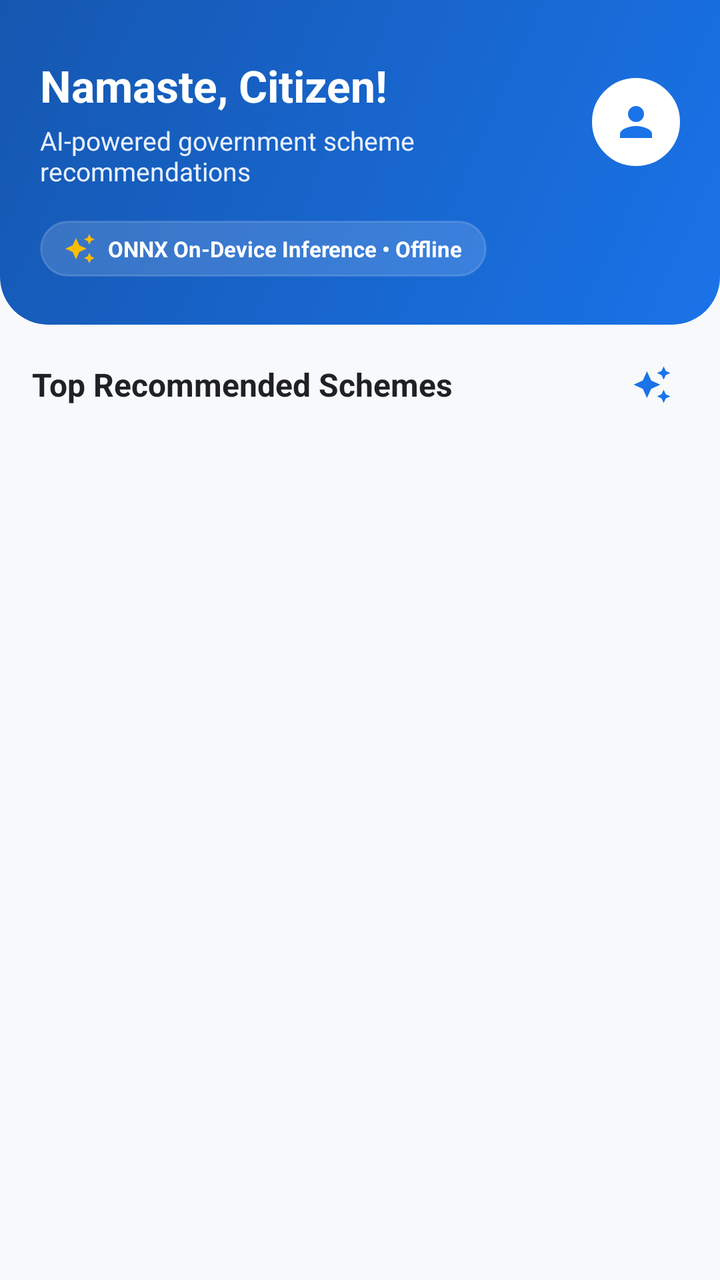
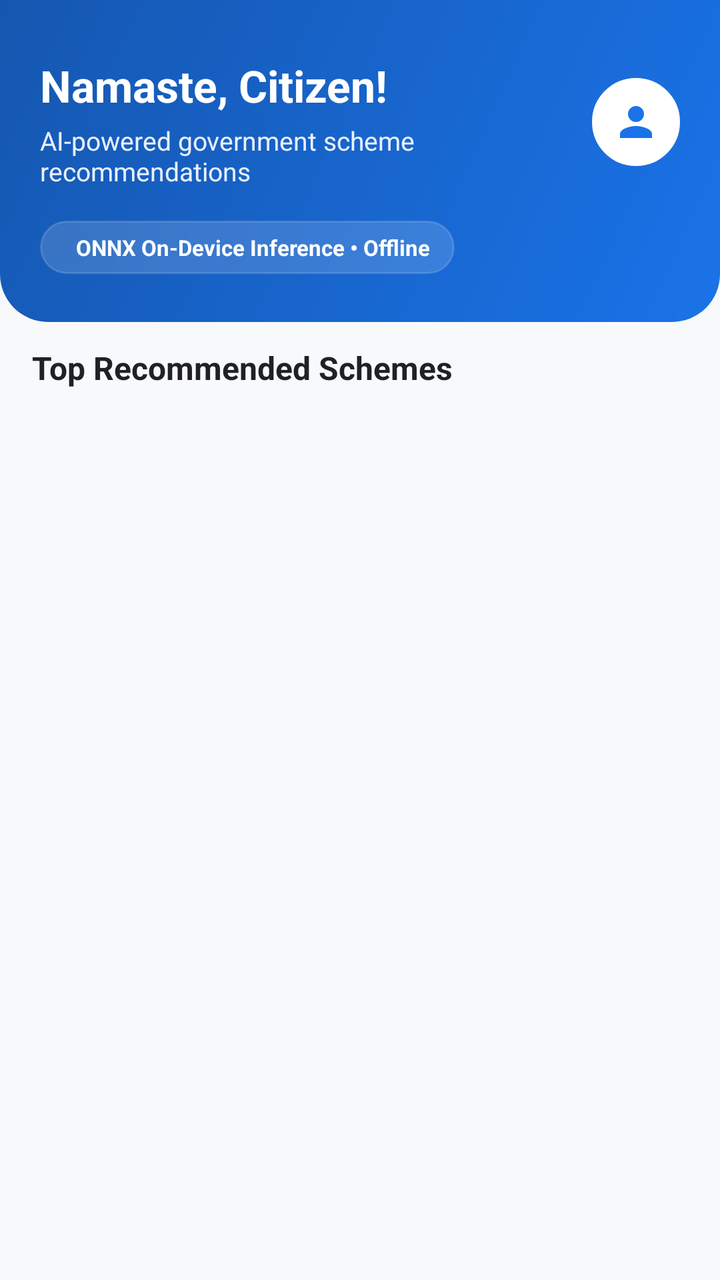

Before-and-after screenshots of an Android layout around one commit, followed by the original layout XML and the change that was made.
<!-- AndroidManifest.xml: application theme Theme.Yojnika -->
<!-- res/layout/fragment_home.xml -->
<?xml version="1.0" encoding="utf-8"?>
<androidx.coordinatorlayout.widget.CoordinatorLayout xmlns:android="http://schemas.android.com/apk/res/android"
    xmlns:app="http://schemas.android.com/apk/res-auto"
    android:layout_width="match_parent"
    android:layout_height="match_parent"
    android:background="@color/background">

    <LinearLayout
        android:layout_width="match_parent"
        android:layout_height="match_parent"
        android:orientation="vertical">

        
        <LinearLayout
            android:layout_width="match_parent"
            android:layout_height="wrap_content"
            android:background="@drawable/bg_gradient_header"
            android:orientation="vertical"
            android:paddingStart="20dp"
            android:paddingTop="28dp"
            android:paddingEnd="20dp"
            android:paddingBottom="24dp">

            <LinearLayout
                android:layout_width="match_parent"
                android:layout_height="wrap_content"
                android:gravity="center_vertical"
                android:orientation="horizontal">

                <LinearLayout
                    android:layout_width="0dp"
                    android:layout_height="wrap_content"
                    android:layout_weight="1"
                    android:orientation="vertical">

                    <TextView
                        android:id="@+id/tvHomeGreeting"
                        android:layout_width="wrap_content"
                        android:layout_height="wrap_content"
                        android:text="Namaste, Citizen!"
                        android:textColor="@color/white"
                        android:textSize="22sp"
                        android:textStyle="bold" />

                    <TextView
                        android:id="@+id/tvHomeSubtitle"
                        android:layout_width="wrap_content"
                        android:layout_height="wrap_content"
                        android:layout_marginTop="4dp"
                        android:text="AI-powered government scheme recommendations"
                        android:textColor="@color/primary_light"
                        android:textSize="13sp" />

                </LinearLayout>

                <ImageView
                    android:id="@+id/btnQuickProfile"
                    android:layout_width="44dp"
                    android:layout_height="44dp"
                    android:background="@drawable/bg_avatar_circle"
                    android:backgroundTint="@color/white"
                    android:contentDescription="@string/profile_title"
                    android:padding="10dp"
                    android:src="@drawable/ic_profile"
                    app:tint="@color/primary" />

            </LinearLayout>

            
            <LinearLayout
                android:layout_width="wrap_content"
                android:layout_height="wrap_content"
                android:layout_marginTop="16dp"
                android:background="@drawable/bg_tag"
                android:backgroundTint="#26FFFFFF"
                android:gravity="center_vertical"
                android:paddingStart="12dp"
                android:paddingTop="6dp"
                android:paddingEnd="12dp"
                android:paddingBottom="6dp">

                <ImageView
                    android:layout_width="16dp"
                    android:layout_height="16dp"
                    android:contentDescription="AI"
                    android:src="@drawable/ic_sparkles"
                    app:tint="@color/accent" />

                <TextView
                    android:id="@+id/tvMlEngineStatus"
                    android:layout_width="wrap_content"
                    android:layout_height="wrap_content"
                    android:layout_marginStart="6dp"
                    android:text="ONNX On-Device Inference • Offline"
                    android:textColor="@color/white"
                    android:textSize="11sp"
                    android:textStyle="bold" />

            </LinearLayout>

        </LinearLayout>

        
        <com.google.android.material.card.MaterialCardView
            android:id="@+id/cardProfileWarning"
            android:layout_width="match_parent"
            android:layout_height="wrap_content"
            android:layout_margin="16dp"
            android:visibility="gone"
            app:cardBackgroundColor="@color/accent_light"
            app:cardCornerRadius="12dp"
            app:cardElevation="1dp"
            app:strokeColor="@color/accent"
            app:strokeWidth="1dp">

            <LinearLayout
                android:layout_width="match_parent"
                android:layout_height="wrap_content"
                android:gravity="center_vertical"
                android:orientation="horizontal"
                android:padding="12dp">

                <ImageView
                    android:layout_width="28dp"
                    android:layout_height="28dp"
                    android:contentDescription="Warning"
                    android:src="@drawable/ic_info"
                    app:tint="@color/accent_dark" />

                <TextView
                    android:layout_width="0dp"
                    android:layout_height="wrap_content"
                    android:layout_marginStart="10dp"
                    android:layout_weight="1"
                    android:text="@string/profile_incomplete_warning"
                    android:textColor="@color/text_primary"
                    android:textSize="12sp" />

                <com.google.android.material.button.MaterialButton
                    android:id="@+id/btnSetupProfile"
                    style="@style/Widget.MaterialComponents.Button.TextButton"
                    android:layout_width="wrap_content"
                    android:layout_height="wrap_content"
                    android:text="Set Up"
                    android:textColor="@color/primary"
                    android:textSize="12sp"
                    android:textStyle="bold" />

            </LinearLayout>
        </com.google.android.material.card.MaterialCardView>

        
        <LinearLayout
            android:layout_width="match_parent"
            android:layout_height="wrap_content"
            android:gravity="center_vertical"
            android:orientation="horizontal"
            android:paddingStart="16dp"
            android:paddingTop="12dp"
            android:paddingEnd="16dp"
            android:paddingBottom="8dp">

            <TextView
                android:id="@+id/tvSectionTitle"
                android:layout_width="0dp"
                android:layout_height="wrap_content"
                android:layout_weight="1"
                android:text="Top Recommended Schemes"
                android:textColor="@color/text_primary"
                android:textSize="16sp"
                android:textStyle="bold" />

            <ImageView
                android:id="@+id/btnRefreshRecs"
                android:layout_width="36dp"
                android:layout_height="36dp"
                android:background="?attr/selectableItemBackgroundBorderless"
                android:contentDescription="@string/refresh_recommendations"
                android:padding="8dp"
                android:src="@drawable/ic_sparkles"
                app:tint="@color/primary" />

        </LinearLayout>

        
        <FrameLayout
            android:layout_width="match_parent"
            android:layout_height="0dp"
            android:layout_weight="1">

            <androidx.recyclerview.widget.RecyclerView
                android:id="@+id/rvRecommendations"
                android:layout_width="match_parent"
                android:layout_height="match_parent"
                android:clipToPadding="false"
                android:paddingStart="16dp"
                android:paddingEnd="16dp"
                android:paddingBottom="16dp" />

            
            <LinearLayout
                android:id="@+id/llHomeEmptyState"
                android:layout_width="match_parent"
                android:layout_height="match_parent"
                android:gravity="center"
                android:orientation="vertical"
                android:padding="32dp"
                android:visibility="gone">

                <ImageView
                    android:layout_width="64dp"
                    android:layout_height="64dp"
                    android:contentDescription="Empty"
                    android:src="@drawable/ic_sparkles"
                    app:tint="@color/text_hint" />

                <TextView
                    android:layout_width="wrap_content"
                    android:layout_height="wrap_content"
                    android:layout_marginTop="16dp"
                    android:text="No recommendations yet"
                    android:textColor="@color/text_primary"
                    android:textSize="16sp"
                    android:textStyle="bold" />

                <TextView
                    android:layout_width="wrap_content"
                    android:layout_height="wrap_content"
                    android:layout_marginTop="6dp"
                    android:gravity="center"
                    android:text="Complete your profile to get personalized scheme recommendations tailored to your background."
                    android:textColor="@color/text_secondary"
                    android:textSize="13sp" />

                <com.google.android.material.button.MaterialButton
                    android:id="@+id/btnEmptyCreateProfile"
                    android:layout_width="wrap_content"
                    android:layout_height="wrap_content"
                    android:layout_marginTop="16dp"
                    android:backgroundTint="@color/primary"
                    android:text="Complete Profile"
                    android:textColor="@color/white"
                    app:cornerRadius="8dp" />

            </LinearLayout>

            
            <ProgressBar
                android:id="@+id/pbHomeLoading"
                android:layout_width="wrap_content"
                android:layout_height="wrap_content"
                android:layout_gravity="center"
                android:indeterminateTint="@color/primary"
                android:visibility="gone" />

        </FrameLayout>

    </LinearLayout>

</androidx.coordinatorlayout.widget.CoordinatorLayout>
<!-- resources referenced by this layout -->
<resources>
  <color name="accent">#FBBC04</color>
  <color name="accent_dark">#F29900</color>
  <color name="accent_light">#FEF7E0</color>
  <color name="background">#F8F9FA</color>
  <color name="primary">#1A73E8</color>
  <color name="primary_light">#E8F0FE</color>
  <color name="text_hint">#80868B</color>
  <color name="text_primary">#202124</color>
  <color name="text_secondary">#5F6368</color>
  <color name="white">#FFFFFF</color>
  <!-- drawable bg_avatar_circle (drawable) -->
  <?xml version="1.0" encoding="utf-8"?>
  <shape xmlns:android="http://schemas.android.com/apk/res/android"
      android:shape="oval">
      <solid android:color="@color/primary_light" />
      <stroke
          android:width="2dp"
          android:color="@color/primary" />
  </shape>
  <!-- drawable bg_gradient_header (drawable) -->
  <?xml version="1.0" encoding="utf-8"?>
  <shape xmlns:android="http://schemas.android.com/apk/res/android"
      android:shape="rectangle">
      <gradient
          android:angle="135"
          android:startColor="#1A73E8"
          android:endColor="#1557B0"
          android:type="linear" />
      <corners
          android:bottomLeftRadius="24dp"
          android:bottomRightRadius="24dp" />
  </shape>
  <!-- drawable bg_tag (drawable) -->
  <?xml version="1.0" encoding="utf-8"?>
  <shape xmlns:android="http://schemas.android.com/apk/res/android"
      android:shape="rectangle">
      <corners android:radius="16dp" />
      <solid android:color="@color/surface_variant" />
      <stroke
          android:width="1dp"
          android:color="@color/card_stroke" />
  </shape>
  <!-- drawable ic_info (drawable) -->
  <?xml version="1.0" encoding="utf-8"?>
  <vector xmlns:android="http://schemas.android.com/apk/res/android"
      android:width="24dp"
      android:height="24dp"
      android:viewportWidth="24"
      android:viewportHeight="24">
      <path
          android:fillColor="#FF1A73E8"
          android:pathData="M12,2C6.48,2 2,6.48 2,12s4.48,10 10,10 10,-4.48 10,-10S17.52,2 12,2zm1,15h-2v-6h2v6zm0,-8h-2V7h2v2z" />
  </vector>
  <!-- drawable ic_profile (drawable) -->
  <?xml version="1.0" encoding="utf-8"?>
  <vector xmlns:android="http://schemas.android.com/apk/res/android"
      android:width="24dp"
      android:height="24dp"
      android:viewportWidth="24"
      android:viewportHeight="24">
      <path
          android:fillColor="#FF000000"
          android:pathData="M12,12c2.21,0 4,-1.79 4,-4s-1.79,-4 -4,-4 -4,1.79 -4,4 1.79,4 4,4zm0,2c-2.67,0 -8,1.34 -8,4v2h16v-2c0,-2.66 -5.33,-4 -8,-4z" />
  </vector>
  <!-- drawable ic_sparkles (drawable) -->
  <?xml version="1.0" encoding="utf-8"?>
  <vector xmlns:android="http://schemas.android.com/apk/res/android"
      android:width="24dp"
      android:height="24dp"
      android:viewportWidth="24"
      android:viewportHeight="24">
      <path
          android:fillColor="#FFFBBC04"
          android:pathData="M19,9l1.25,-2.75L23,5l-2.75,-1.25L19,1l-1.25,2.75L15,5l2.75,1.25L19,9zm-7.5,0.5L9,4 6.5,9.5 1,12l5.5,2.5L9,20l2.5,-5.5L17,12l-5.5,-2.5zM19,15l-1.25,2.75L15,19l2.75,1.25L19,23l1.25,-2.75L23,19l-2.75,-1.25L19,15z" />
  </vector>
  <string name="profile_incomplete_warning">Please complete your profile to unlock personalized recommendations.</string>
  <string name="profile_title">Personal Profile</string>
  <string name="refresh_recommendations">Refresh</string>
  <color name="surface_variant">#F1F3F4</color>
  <color name="card_stroke">#E0E0E0</color>
  <color name="primary_dark">#1557B0</color>
  <color name="on_primary">#FFFFFF</color>
  <color name="secondary">#34A853</color>
  <color name="secondary_dark">#1E8E3E</color>
  <color name="on_secondary">#FFFFFF</color>
  <color name="surface">#FFFFFF</color>
  <!-- unchanged entries left out for length: 1 -->
</resources>

<!-- the commit's change to res/layout/fragment_home.xml (unified diff, before → after) -->
@@ -79,12 +79,7 @@
                 android:paddingEnd="12dp"
                 android:paddingBottom="6dp">
 
-                <ImageView
-                    android:layout_width="16dp"
-                    android:layout_height="16dp"
-                    android:contentDescription="AI"
-                    android:src="@drawable/ic_sparkles"
-                    app:tint="@color/accent" />
+
 
                 <TextView
                     android:id="@+id/tvMlEngineStatus"
@@ -170,15 +165,7 @@
                 android:textSize="16sp"
                 android:textStyle="bold" />
 
-            <ImageView
-                android:id="@+id/btnRefreshRecs"
-                android:layout_width="36dp"
-                android:layout_height="36dp"
-                android:background="?attr/selectableItemBackgroundBorderless"
-                android:contentDescription="@string/refresh_recommendations"
-                android:padding="8dp"
-                android:src="@drawable/ic_sparkles"
-                app:tint="@color/primary" />
+
 
         </LinearLayout>
 
@@ -207,12 +194,7 @@
                 android:padding="32dp"
                 android:visibility="gone">
 
-                <ImageView
-                    android:layout_width="64dp"
-                    android:layout_height="64dp"
-                    android:contentDescription="Empty"
-                    android:src="@drawable/ic_sparkles"
-                    app:tint="@color/text_hint" />
+
 
                 <TextView
                     android:layout_width="wrap_content"
<!-- resource entries referenced after the edit -->
@@ -6,7 +6,6 @@
   <color name="background">#F8F9FA</color>
   <color name="primary">#1A73E8</color>
   <color name="primary_light">#E8F0FE</color>
-  <color name="text_hint">#80868B</color>
   <color name="text_primary">#202124</color>
   <color name="text_secondary">#5F6368</color>
   <color name="white">#FFFFFF</color>
@@ -64,20 +63,8 @@
           android:fillColor="#FF000000"
           android:pathData="M12,12c2.21,0 4,-1.79 4,-4s-1.79,-4 -4,-4 -4,1.79 -4,4 1.79,4 4,4zm0,2c-2.67,0 -8,1.34 -8,4v2h16v-2c0,-2.66 -5.33,-4 -8,-4z" />
   </vector>
-  <!-- drawable ic_sparkles (drawable) -->
-  <?xml version="1.0" encoding="utf-8"?>
-  <vector xmlns:android="http://schemas.android.com/apk/res/android"
-      android:width="24dp"
-      android:height="24dp"
-      android:viewportWidth="24"
-      android:viewportHeight="24">
-      <path
-          android:fillColor="#FFFBBC04"
-          android:pathData="M19,9l1.25,-2.75L23,5l-2.75,-1.25L19,1l-1.25,2.75L15,5l2.75,1.25L19,9zm-7.5,0.5L9,4 6.5,9.5 1,12l5.5,2.5L9,20l2.5,-5.5L17,12l-5.5,-2.5zM19,15l-1.25,2.75L15,19l2.75,1.25L19,23l1.25,-2.75L23,19l-2.75,-1.25L19,15z" />
-  </vector>
   <string name="profile_incomplete_warning">Please complete your profile to unlock personalized recommendations.</string>
   <string name="profile_title">Personal Profile</string>
-  <string name="refresh_recommendations">Refresh</string>
   <color name="surface_variant">#F1F3F4</color>
   <color name="card_stroke">#E0E0E0</color>
   <color name="primary_dark">#1557B0</color>
